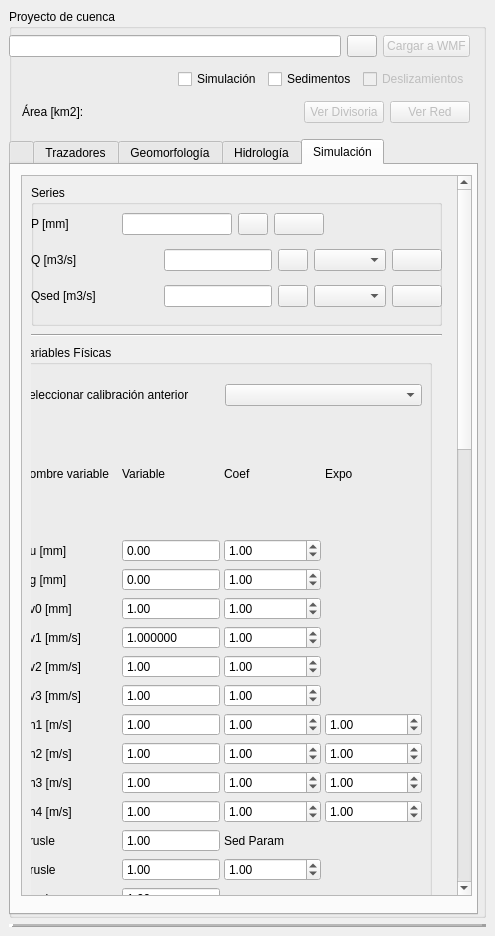
First picture: the form in qgisplugin/HydroSEDPlugin_dockwidget_base.ui, repository nicolas998/WMF, before the edit.
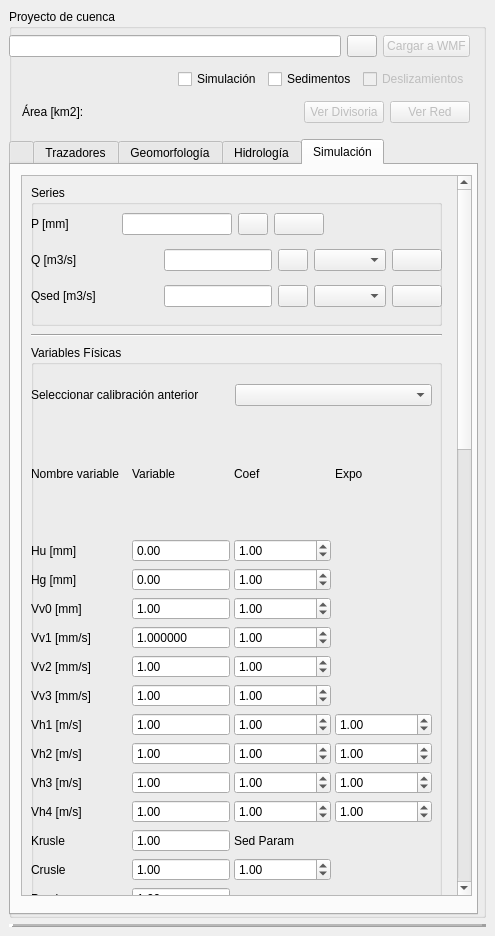
Second picture: the form after the edit. Icons and pictures are not drawn.

Commit message: se agregan las funciones para pasar las fechas de radar a las fechas seleccionadas para obtener campos de lluvia en las cuencas, falta juntar las funciones con la interfaz.

Patch:
```diff
--- a/qgisplugin/HydroSEDPlugin_dockwidget_base.ui
+++ b/qgisplugin/HydroSEDPlugin_dockwidget_base.ui
@@ -5030,7 +5030,7 @@
              <rect>
               <x>0</x>
               <y>0</y>
-              <width>436</width>
+              <width>433</width>
               <height>1918</height>
              </rect>
             </property>
@@ -5430,7 +5430,7 @@
                <widget class="QGroupBox" name="groupBox_5">
                 <property name="geometry">
                  <rect>
-                  <x>-10</x>
+                  <x>0</x>
                   <y>160</y>
                   <width>411</width>
                   <height>711</height>
```
Left out of the diff: 112 changed lines with no effect on the pictures. The commit also changes 2 other files.
